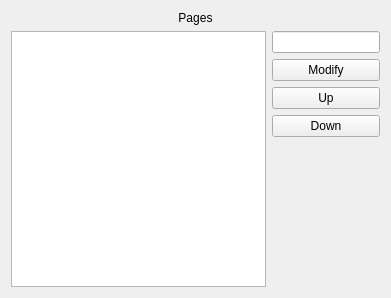
Above: containments/groupingdesktop/lib/tabbinggroup_config.ui from KDE/kdeplasma-addons before the change. Below: the same form after it.
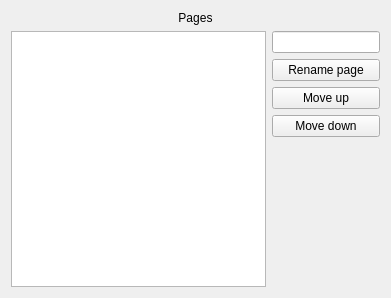
That is the form after the change.

Commit message: more meaningful buttons

The edit to the form file:
```diff
--- a/containments/groupingdesktop/lib/tabbinggroup_config.ui
+++ b/containments/groupingdesktop/lib/tabbinggroup_config.ui
@@ -42,21 +42,21 @@
          <item>
           <widget class="QPushButton" name="modButton">
            <property name="text">
-            <string>Modify</string>
+            <string>Rename page</string>
            </property>
           </widget>
          </item>
          <item>
           <widget class="QPushButton" name="upButton">
            <property name="text">
-            <string>Up</string>
+            <string>Move up</string>
            </property>
           </widget>
          </item>
          <item>
           <widget class="QPushButton" name="downButton">
            <property name="text">
-            <string>Down</string>
+            <string>Move down</string>
            </property>
           </widget>
          </item>
```
